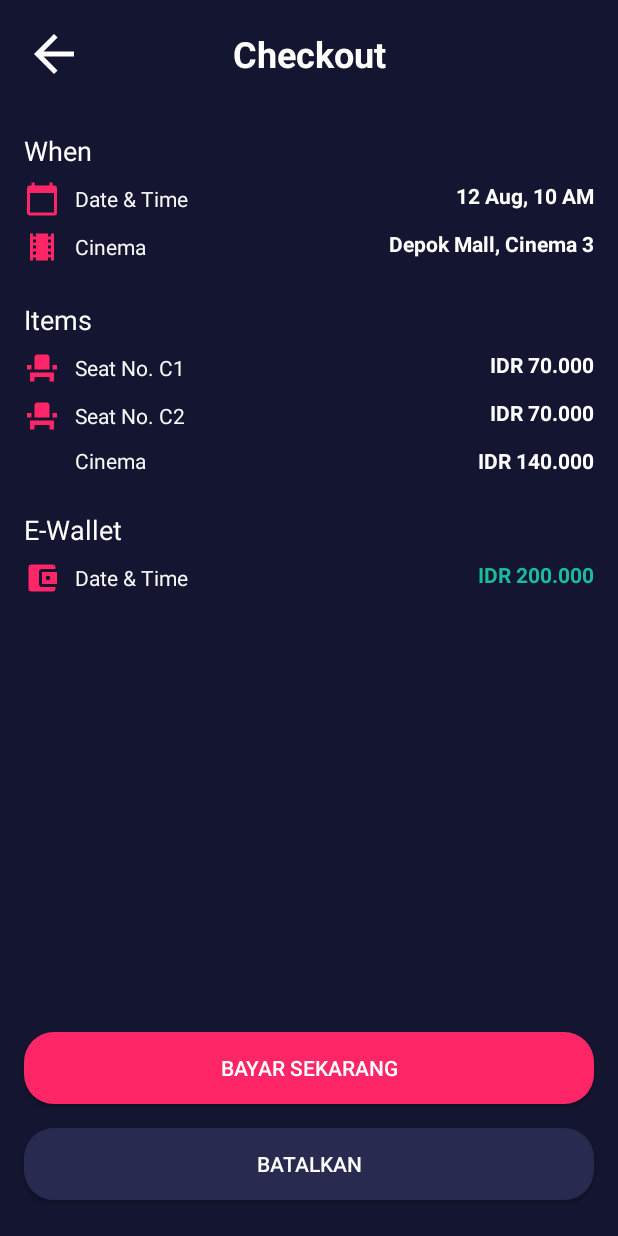
After one commit to adwiarifin/bwamov, an Android app: the layout activity_checkout.xml on its own in the app's theme, with its tools: preview values and no code run, on a phone screen of 412 x 824 dp. The commit adds this screen. Run offline under Robolectric (Android 15) with nearby library versions, the phone set to English and light mode, and no system bars.

Commit message:
layout checkout

```diff
--- /dev/null
+++ b/app/src/main/res/drawable/ic_calendar_today.xml
@@ -0,0 +1,9 @@
+<vector xmlns:android="http://schemas.android.com/apk/res/android"
+    android:width="24dp"
+    android:height="24dp"
+    android:viewportWidth="24"
+    android:viewportHeight="24">
+  <path
+      android:pathData="M20,3L19,3L19,1L17,1L17,3L7,3L7,1L5,1L5,3L4,3A2.006,2.006 0,0 0,2 5L2,21a2.006,2.006 0,0 0,2 2L20,23a2.006,2.006 0,0 0,2 -2L22,5A2.006,2.006 0,0 0,20 3ZM20,21L4,21L4,8L20,8Z"
+      android:fillColor="#ff2667"/>
+</vector>
--- /dev/null
+++ b/app/src/main/res/drawable/ic_event_seat.xml
@@ -0,0 +1,12 @@
+<vector xmlns:android="http://schemas.android.com/apk/res/android"
+    android:width="24dp"
+    android:height="24dp"
+    android:viewportWidth="24"
+    android:viewportHeight="24">
+  <group>
+    <clip-path android:pathData="M0,0H24V24H0Z M 0,0"/>
+    <path
+        android:pathData="M4,18v3L7,21L7,18L17,18v3h3L20,15L4,15ZM19,10h3v3L19,13ZM2,10L5,10v3L2,13ZM17,13L7,13L7,5A2.006,2.006 0,0 1,9 3h6a2.006,2.006 0,0 1,2 2Z"
+        android:fillColor="#ff2667"/>
+  </group>
+</vector>
--- /dev/null
+++ b/app/src/main/res/drawable/ic_local_movies.xml
@@ -0,0 +1,9 @@
+<vector xmlns:android="http://schemas.android.com/apk/res/android"
+    android:width="24dp"
+    android:height="24dp"
+    android:viewportWidth="24"
+    android:viewportHeight="24">
+  <path
+      android:pathData="M18,3L18,5L16,5L16,3L8,3L8,5L6,5L6,3L4,3L4,21L6,21L6,19L8,19v2h8L16,19h2v2h2L20,3ZM8,17L6,17L6,15L8,15ZM8,13L6,13L6,11L8,11ZM8,9L6,9L6,7L8,7ZM18,17L16,17L16,15h2ZM18,13L16,13L16,11h2ZM18,9L16,9L16,7h2Z"
+      android:fillColor="#ff2667"/>
+</vector>
--- /dev/null
+++ b/app/src/main/res/layout/activity_checkout.xml
@@ -0,0 +1,251 @@
+<?xml version="1.0" encoding="utf-8"?>
+<androidx.constraintlayout.widget.ConstraintLayout xmlns:android="http://schemas.android.com/apk/res/android"
+    xmlns:app="http://schemas.android.com/apk/res-auto"
+    xmlns:tools="http://schemas.android.com/tools"
+    android:layout_width="match_parent"
+    android:layout_height="match_parent"
+    android:background="@color/colorBlue"
+    tools:context=".onboarding.OnboardingOneActivity">
+
+    <TextView
+        android:id="@+id/textView36"
+        android:layout_width="wrap_content"
+        android:layout_height="wrap_content"
+        android:layout_marginStart="16dp"
+        android:layout_marginTop="24dp"
+        android:text="@string/e_wallet"
+        android:textColor="@color/colorWhite"
+        android:textSize="18sp"
+        app:layout_constraintStart_toStartOf="parent"
+        app:layout_constraintTop_toBottomOf="@+id/textView34" />
+
+    <TextView
+        android:id="@+id/textView38"
+        android:layout_width="wrap_content"
+        android:layout_height="wrap_content"
+        android:layout_marginEnd="16dp"
+        android:textColor="@color/colorGreen"
+        android:textStyle="bold"
+        app:layout_constraintEnd_toEndOf="parent"
+        app:layout_constraintTop_toTopOf="@+id/textView37"
+        tools:text="IDR 200.000" />
+
+    <TextView
+        android:id="@+id/textView37"
+        android:layout_width="wrap_content"
+        android:layout_height="wrap_content"
+        android:layout_marginStart="16dp"
+        android:layout_marginTop="8dp"
+        android:drawableLeft="@drawable/ic_account_balance_wallet_24px"
+        android:drawablePadding="10dp"
+        android:gravity="center_vertical"
+        android:text="@string/datetime"
+        android:textColor="@color/colorWhiteGrey"
+        app:layout_constraintStart_toStartOf="parent"
+        app:layout_constraintTop_toBottomOf="@+id/textView36" />
+
+    <TextView
+        android:id="@+id/textView34"
+        android:layout_width="wrap_content"
+        android:layout_height="wrap_content"
+        android:layout_marginStart="16dp"
+        android:layout_marginTop="8dp"
+        android:gravity="center_vertical"
+        android:paddingLeft="34dp"
+        android:text="@string/cinema"
+        android:textColor="@color/colorWhiteGrey"
+        app:layout_constraintStart_toStartOf="parent"
+        app:layout_constraintTop_toBottomOf="@+id/textView31" />
+
+    <TextView
+        android:id="@+id/textView35"
+        android:layout_width="wrap_content"
+        android:layout_height="wrap_content"
+        android:layout_marginEnd="16dp"
+        android:textColor="@color/colorWhite"
+        android:textStyle="bold"
+        app:layout_constraintEnd_toEndOf="parent"
+        app:layout_constraintTop_toTopOf="@+id/textView34"
+        tools:text="IDR 140.000" />
+
+    <TextView
+        android:id="@+id/textView30"
+        android:layout_width="wrap_content"
+        android:layout_height="wrap_content"
+        android:layout_marginStart="16dp"
+        android:layout_marginTop="8dp"
+        android:drawableLeft="@drawable/ic_event_seat"
+        android:drawablePadding="10dp"
+        android:gravity="center_vertical"
+        android:text="@string/seat_no_c1"
+        android:textColor="@color/colorWhiteGrey"
+        app:layout_constraintStart_toStartOf="parent"
+        app:layout_constraintTop_toBottomOf="@+id/textView29" />
+
+    <TextView
+        android:id="@+id/textView32"
+        android:layout_width="wrap_content"
+        android:layout_height="wrap_content"
+        android:layout_marginEnd="16dp"
+        android:textColor="@color/colorWhite"
+        android:textStyle="bold"
+        app:layout_constraintEnd_toEndOf="parent"
+        app:layout_constraintTop_toTopOf="@+id/textView31"
+        tools:text="IDR 70.000" />
+
+    <TextView
+        android:id="@+id/textView33"
+        android:layout_width="wrap_content"
+        android:layout_height="wrap_content"
+        android:layout_marginEnd="16dp"
+        android:textColor="@color/colorWhite"
+        android:textStyle="bold"
+        app:layout_constraintEnd_toEndOf="parent"
+        app:layout_constraintTop_toTopOf="@+id/textView30"
+        tools:text="IDR 70.000" />
+
+    <TextView
+        android:id="@+id/textView31"
+        android:layout_width="wrap_content"
+        android:layout_height="wrap_content"
+        android:layout_marginStart="16dp"
+        android:layout_marginTop="8dp"
+        android:drawableLeft="@drawable/ic_event_seat"
+        android:drawablePadding="10dp"
+        android:gravity="center_vertical"
+        android:text="@string/seat_no_c2"
+        android:textColor="@color/colorWhiteGrey"
+        app:layout_constraintStart_toStartOf="parent"
+        app:layout_constraintTop_toBottomOf="@+id/textView30" />
+
+    <Button
+        android:id="@+id/button2"
+        android:layout_width="0dp"
+        android:layout_height="wrap_content"
+        android:layout_marginStart="16dp"
+        android:layout_marginEnd="16dp"
+        android:layout_marginBottom="24dp"
+        android:background="@drawable/shape_rectangle_blue_grey"
+        android:text="@string/batalkan"
+        android:textColor="@color/colorWhite"
+        app:layout_constraintBottom_toBottomOf="parent"
+        app:layout_constraintEnd_toEndOf="parent"
+        app:layout_constraintStart_toStartOf="parent" />
+
+    <Button
+        android:id="@+id/button5"
+        android:layout_width="0dp"
+        android:layout_height="wrap_content"
+        android:layout_marginStart="16dp"
+        android:layout_marginEnd="16dp"
+        android:layout_marginBottom="16dp"
+        android:background="@drawable/shape_rectangle_pink"
+        android:text="@string/bayar_sekarang"
+        android:textColor="@color/colorWhite"
+        app:layout_constraintBottom_toTopOf="@+id/button2"
+        app:layout_constraintEnd_toEndOf="parent"
+        app:layout_constraintHorizontal_bias="0.0"
+        app:layout_constraintStart_toStartOf="parent" />
+
+    <TextView
+        android:id="@+id/textView3"
+        android:layout_width="0dp"
+        android:layout_height="40dp"
+        android:layout_marginStart="16dp"
+        android:layout_marginTop="16dp"
+        android:layout_marginEnd="16dp"
+        android:gravity="center"
+        android:text="@string/checkout"
+        android:textColor="@color/colorWhite"
+        android:textSize="24sp"
+        android:textStyle="bold"
+        app:layout_constraintEnd_toEndOf="parent"
+        app:layout_constraintStart_toStartOf="parent"
+        app:layout_constraintTop_toTopOf="parent" />
+
+    <ImageView
+        android:id="@+id/imageView3"
+        android:layout_width="40dp"
+        android:layout_height="40dp"
+        android:layout_marginStart="16dp"
+        android:layout_marginTop="16dp"
+        android:contentDescription="@string/back"
+        app:layout_constraintStart_toStartOf="parent"
+        app:layout_constraintTop_toTopOf="parent"
+        app:srcCompat="@drawable/ic_arrow_back_white_24dp" />
+
+    <TextView
+        android:id="@+id/textView24"
+        android:layout_width="wrap_content"
+        android:layout_height="wrap_content"
+        android:layout_marginStart="16dp"
+        android:layout_marginTop="32dp"
+        android:text="@string/when"
+        android:textColor="@color/colorWhite"
+        android:textSize="18sp"
+        app:layout_constraintStart_toStartOf="parent"
+        app:layout_constraintTop_toBottomOf="@+id/textView3" />
+
+    <TextView
+        android:id="@+id/textView29"
+        android:layout_width="wrap_content"
+        android:layout_height="wrap_content"
+        android:layout_marginStart="16dp"
+        android:layout_marginTop="24dp"
+        android:text="@string/items"
+        android:textColor="@color/colorWhite"
+        android:textSize="18sp"
+        app:layout_constraintStart_toStartOf="parent"
+        app:layout_constraintTop_toBottomOf="@+id/textView26" />
+
+    <TextView
+        android:id="@+id/textView25"
+        android:layout_width="wrap_content"
+        android:layout_height="wrap_content"
+        android:layout_marginStart="16dp"
+        android:layout_marginTop="8dp"
+        android:drawableLeft="@drawable/ic_calendar_today"
+        android:drawablePadding="10dp"
+        android:gravity="center_vertical"
+        android:text="@string/datetime"
+        android:textColor="@color/colorWhiteGrey"
+        app:layout_constraintStart_toStartOf="parent"
+        app:layout_constraintTop_toBottomOf="@+id/textView24" />
+
+    <TextView
+        android:id="@+id/textView26"
+        android:layout_width="wrap_content"
+        android:layout_height="wrap_content"
+        android:layout_marginStart="16dp"
+        android:layout_marginTop="8dp"
+        android:drawableLeft="@drawable/ic_local_movies"
+        android:drawablePadding="10dp"
+        android:gravity="center_vertical"
+        android:text="@string/cinema"
+        android:textColor="@color/colorWhiteGrey"
+        app:layout_constraintStart_toStartOf="parent"
+        app:layout_constraintTop_toBottomOf="@+id/textView25" />
+
+    <TextView
+        android:id="@+id/textView27"
+        android:layout_width="wrap_content"
+        android:layout_height="wrap_content"
+        android:layout_marginEnd="16dp"
+        android:textColor="@color/colorWhite"
+        android:textStyle="bold"
+        app:layout_constraintEnd_toEndOf="parent"
+        app:layout_constraintTop_toTopOf="@+id/textView25"
+        tools:text="12 Aug, 10 AM" />
+
+    <TextView
+        android:id="@+id/textView28"
+        android:layout_width="wrap_content"
+        android:layout_height="wrap_content"
+        android:layout_marginEnd="16dp"
+        android:textColor="@color/colorWhite"
+        android:textStyle="bold"
+        app:layout_constraintEnd_toEndOf="parent"
+        app:layout_constraintTop_toTopOf="@+id/textView26"
+        tools:text="Depok Mall, Cinema 3" />
+
+</androidx.constraintlayout.widget.ConstraintLayout>
--- a/app/src/main/res/layout/activity_sign_in.xml
+++ b/app/src/main/res/layout/activity_sign_in.xml
@@ -87,7 +87,7 @@
         android:hint="@string/username"
         android:inputType="textPersonName"
         android:textColor="@color/colorWhite"
-        android:textColorHint="@color/colorGray"
+        android:textColorHint="@color/colorWhiteGrey"
         app:layout_constraintEnd_toEndOf="parent"
         app:layout_constraintHorizontal_bias="0.527"
         app:layout_constraintStart_toStartOf="parent"
--- a/app/src/main/res/layout/activity_sign_up.xml
+++ b/app/src/main/res/layout/activity_sign_up.xml
@@ -61,7 +61,7 @@
         android:hint="@string/username"
         android:inputType="textPersonName"
         android:textColor="@color/colorWhite"
-        android:textColorHint="@color/colorGray"
+        android:textColorHint="@color/colorWhiteGrey"
         app:layout_constraintEnd_toEndOf="parent"
         app:layout_constraintHorizontal_bias="0.527"
         app:layout_constraintStart_toStartOf="parent"
--- a/app/src/main/res/values/colors.xml
+++ b/app/src/main/res/values/colors.xml
@@ -8,5 +8,6 @@
     <color name="colorPink">#FF2667</color>
     <color name="colorBlueGrey">#292A50</color>
     <color name="colorWhite">#FFFFFF</color>
-    <color name="colorGray">#F7F7F7</color>
+    <color name="colorWhiteGrey">#F7F7F7</color>
+    <color name="colorGreen">#1ABC9C</color>
 </resources>
--- a/app/src/main/res/values/strings.xml
+++ b/app/src/main/res/values/strings.xml
@@ -37,4 +37,14 @@
     <string name="empty">Empty</string>
     <string name="booked">Booked</string>
     <string name="selected">Selected</string>
+    <string name="checkout">Checkout</string>
+    <string name="bayar_sekarang">Bayar Sekarang</string>
+    <string name="batalkan">Batalkan</string>
+    <string name="when">When</string>
+    <string name="datetime"><![CDATA[Date & Time]]></string>
+    <string name="cinema">Cinema</string>
+    <string name="items">Items</string>
+    <string name="seat_no_c1">Seat No. C1</string>
+    <string name="seat_no_c2">Seat No. C2</string>
+    <string name="e_wallet">E-Wallet</string>
 </resources>
```
